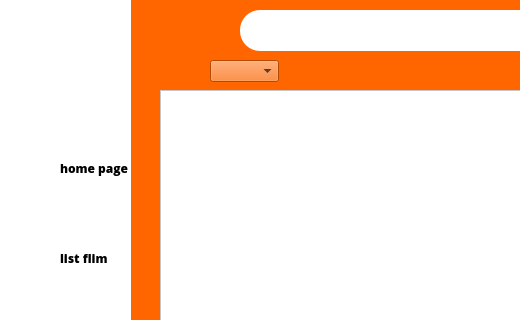
Old version of the form ui/home.ui in the repository tai679/nextgen-pti; both pictures show x 0 to 520 and y 0 to 320 of the 857 by 633 pixel window.
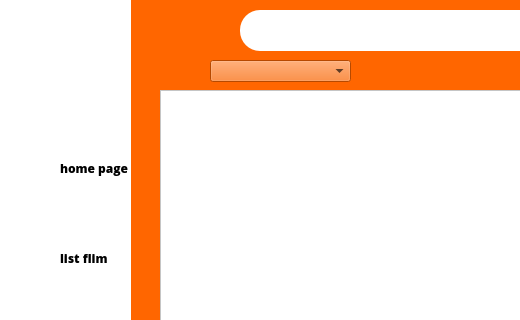
New version of the form. Icons and pictures are not drawn.

```diff
--- a/ui/home.ui
+++ b/ui/home.ui
@@ -118,7 +118,7 @@
       <rect>
        <x>80</x>
        <y>60</y>
-       <width>69</width>
+       <width>141</width>
        <height>22</height>
       </rect>
      </property>
```
